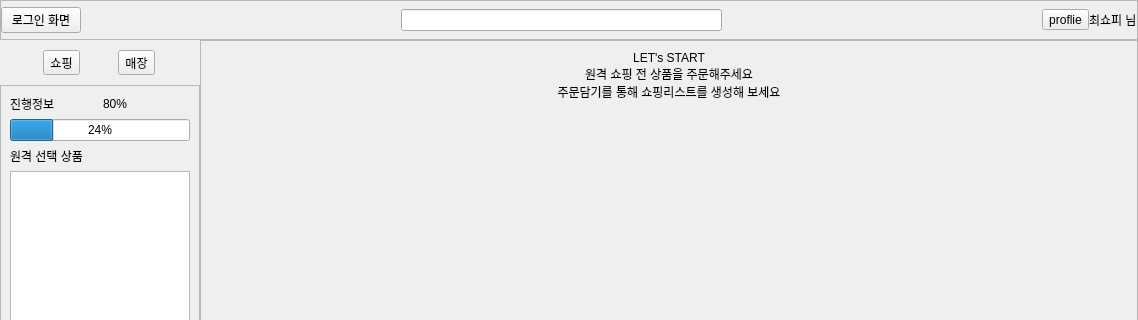
The window that shopee_ros2/src/shopee_app/shopee_app/ui/layout_user.ui (addinedu-roscamp-7th/roscamp-repo-1) describes before a commit, drawn with Qt 5; both pictures show x 0 to 1138 and y 0 to 320 of the 1138 by 818 pixel window.
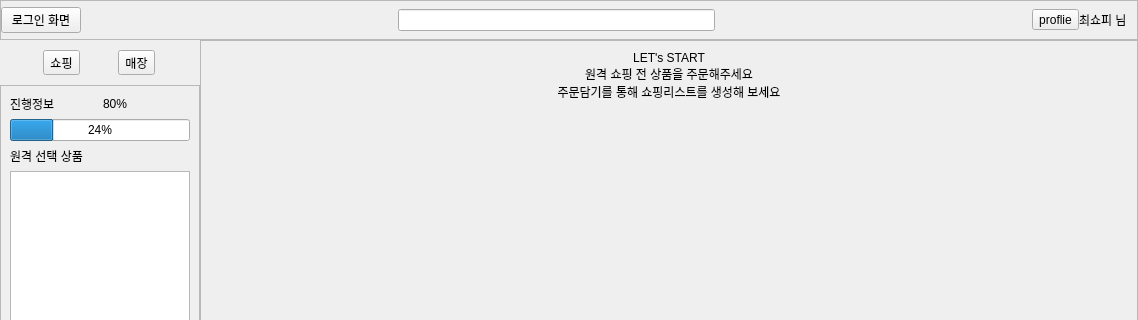
The same window after the commit.

Commit message: [ShopeeApp] 텍스트 버튼들 아이콘버튼으로 변경

```diff
--- a/shopee_ros2/src/shopee_app/shopee_app/ui/layout_user.ui
+++ b/shopee_ros2/src/shopee_app/shopee_app/ui/layout_user.ui
@@ -127,6 +127,22 @@
         </property>
        </widget>
       </item>
+      <item>
+       <spacer name="horizontalSpacer_7">
+        <property name="orientation">
+         <enum>Qt::Horizontal</enum>
+        </property>
+        <property name="sizeType">
+         <enum>QSizePolicy::Fixed</enum>
+        </property>
+        <property name="sizeHint" stdset="0">
+         <size>
+          <width>10</width>
+          <height>20</height>
+         </size>
+        </property>
+       </spacer>
+      </item>
      </layout>
     </widget>
    </item>
```
Left out of the diff: 2 changed lines with no effect on the pictures. The commit also changes 6 other files.
